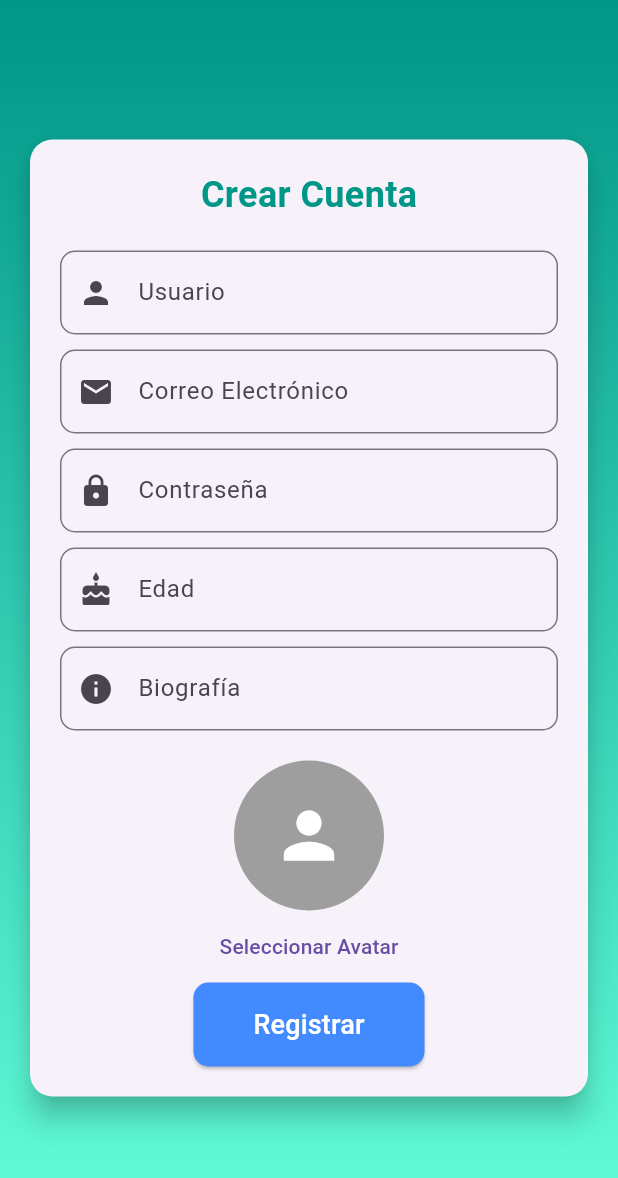
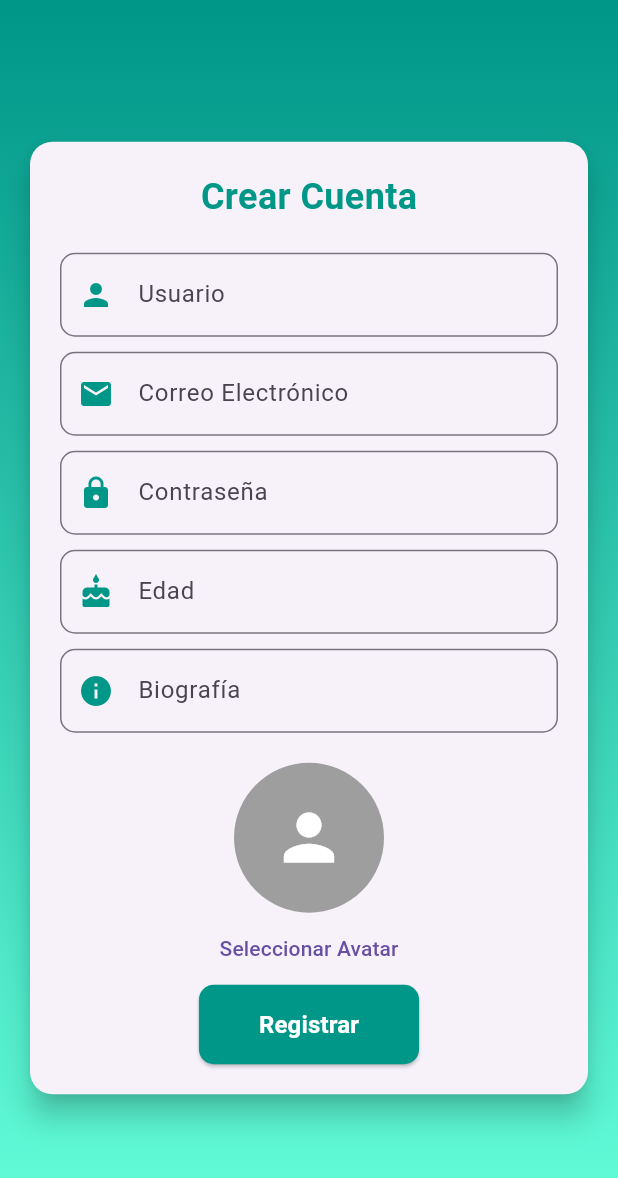
Before and after one commit to AmeriK88/Health-app, a Flutter app: the screen it shows after launch, after a tap on "Iniciar Sesión", after a tap on "¿No tienes cuenta? Regístrate aquí", on a phone screen of 412 x 824 dp. Shown: the top 1178 px of the screen. Run offline on Flutter 3.47's test engine with Material 3 defaults, Android fonts, the phone set to English and light mode, and no system bars; our stand-ins replace flutter_dotenv, image_picker; network calls fail.

Commit message:
Refactor styles and improve user experience: centralized reusable styles in AppStyles, enhanced error handling with SnackBar, optimized form validations, implemented controller disposal, and customized buttons and progress bars for better UI consistency.

```diff
--- a/frontend/lib/screens/home_screen.dart
+++ b/frontend/lib/screens/home_screen.dart
@@ -217,7 +217,7 @@ class _HomeScreenState extends State<HomeScreen> {
                               ),
                             ).then((_) => fetchUserData());
                           },
-                          color: AppStyles.primaryColor,
+                          style: AppStyles.primaryButtonStyle,
                         ),
 
                         const SizedBox(height: 20),
@@ -295,7 +295,7 @@ class _HomeScreenState extends State<HomeScreen> {
                               ),
                             ).then((_) => fetchUserData());
                           },
-                          color: AppStyles.primaryColor,
+                          style: AppStyles.primaryButtonStyle,
                         ),
                       ],
                     ),
--- a/frontend/lib/screens/login_screen.dart
+++ b/frontend/lib/screens/login_screen.dart
@@ -62,9 +62,12 @@ class _LoginScreenState extends State<LoginScreen> {
 
   void login() async {
     if (usernameController.text.isEmpty || passwordController.text.isEmpty) {
+      // Establecer error y mostrar SnackBar
+      final error = 'Por favor, completa todos los campos.';
       setState(() {
-        errorMessage = 'Por favor, completa todos los campos.';
+        errorMessage = error;
       });
+      ScaffoldMessenger.of(context).showSnackBar(SnackBar(content: Text(error)));
       return;
     }
 
@@ -74,28 +77,36 @@ class _LoginScreenState extends State<LoginScreen> {
     });
 
     try {
-      // 2. Obtenemos el token real del backend
+      // Llama al login y obtiene el token
       final token = await apiService.login(
         usernameController.text,
         passwordController.text,
       );
 
-      // 3. Asignamos ese token al DailyStatusNotifier (para que el Bearer sea correcto)
-      context.read<DailyStatusNotifier>().setToken(token);
+      // Muestra mensaje de éxito
+      ScaffoldMessenger.of(context).showSnackBar(
+        const SnackBar(content: Text('Inicio de sesión exitoso')),
+      );
 
-      // 4. Después, continuamos con la redirección habitual
-      await handleRedirection(token);
-
+      // Redirige al Home
+      Navigator.pushReplacement(
+        context,
+        MaterialPageRoute(builder: (context) => HomeScreen(token: token)),
+      );
     } catch (e) {
+      // Manejo de errores
+      final error = 'Error al iniciar sesión: $e';
       setState(() {
-        errorMessage = 'Error al iniciar sesión: ${e.toString()}';
+        errorMessage = error;
       });
+      ScaffoldMessenger.of(context).showSnackBar(SnackBar(content: Text(error)));
     } finally {
       setState(() {
         isLoading = false;
       });
     }
   }
+
 
   @override
   Widget build(BuildContext context) {
--- a/frontend/lib/screens/register_screen.dart
+++ b/frontend/lib/screens/register_screen.dart
@@ -88,7 +88,14 @@ class _RegisterScreenState extends State<RegisterScreen> {
 
   // Función para registrar al usuario
   void register() async {
-    if (!validateForm()) return;
+    if (!validateForm()) {
+      if (errorMessage.isNotEmpty) {
+        ScaffoldMessenger.of(context).showSnackBar(
+          SnackBar(content: Text(errorMessage)),
+        );
+      }
+      return;
+    }
 
     setState(() {
       isLoading = true;
@@ -111,11 +118,20 @@ class _RegisterScreenState extends State<RegisterScreen> {
       );
       Navigator.pop(context); // Regresa al login
     } catch (e) {
-      setState(() => errorMessage = 'Error al registrar usuario: $e');
+      setState(() {
+        errorMessage = 'Error al registrar usuario: $e';
+      });
+
+      if (errorMessage.isNotEmpty) {
+        ScaffoldMessenger.of(context).showSnackBar(
+          SnackBar(content: Text(errorMessage)),
+        );
+      }
     } finally {
       setState(() => isLoading = false);
     }
   }
+
 
   @override
   Widget build(BuildContext context) {
@@ -184,17 +200,17 @@ class _RegisterScreenState extends State<RegisterScreen> {
                     // Vista previa del avatar seleccionado
                     if (avatarBytes != null)
                       CircleAvatar(
-                        radius: 50,
+                        radius: AppStyles.avatarRadius, // Usa una constante centralizada
                         backgroundImage: MemoryImage(avatarBytes!),
                       )
                     else if (avatarFile != null)
                       CircleAvatar(
-                        radius: 50,
+                        radius: AppStyles.avatarRadius, // Usa una constante centralizada
                         backgroundImage: FileImage(avatarFile!),
                       )
                     else
                       const CircleAvatar(
-                        radius: 50,
+                        radius: AppStyles.avatarRadius, // Usa una constante centralizada
                         backgroundColor: Colors.grey,
                         child: Icon(Icons.person, size: 50, color: Colors.white),
                       ),
--- a/frontend/lib/utils/styles.dart
+++ b/frontend/lib/utils/styles.dart
@@ -45,23 +45,75 @@ class AppStyles {
   static const TextStyle linkTextStyle = TextStyle(
     color: secondaryColor,
     fontSize: 14,
+    decoration: TextDecoration.underline,
+  );
+
+  static const TextStyle buttonTextStyle = TextStyle(
+    fontSize: 16,
+    fontWeight: FontWeight.bold,
+    color: Colors.white,
+  );
+
+  static const TextStyle chatMessageTextStyle = TextStyle(
+    fontSize: 14,
+    color: Colors.black,
   );
 
   // Paddings y Margins
   static const EdgeInsets pagePadding = EdgeInsets.all(16.0);
   static const EdgeInsets cardMargin = EdgeInsets.symmetric(horizontal: 20);
   static const EdgeInsets cardPadding = EdgeInsets.all(20.0);
+  static const EdgeInsets inputPadding = EdgeInsets.symmetric(horizontal: 10, vertical: 5);
 
-  // BorderStyles
+  // Bordes y Sombras
   static RoundedRectangleBorder cardBorderStyle = RoundedRectangleBorder(
     borderRadius: BorderRadius.circular(15),
   );
 
-  // Estilo para botones principales
+  static BoxShadow defaultShadow = BoxShadow(
+    color: Colors.black.withOpacity(0.1),
+    blurRadius: 10,
+    offset: Offset(0, 5),
+  );
+
+  // Botones
   static ButtonStyle primaryButtonStyle = ElevatedButton.styleFrom(
     backgroundColor: primaryColor,
+    padding: const EdgeInsets.symmetric(horizontal: 40, vertical: 15),
     shape: RoundedRectangleBorder(
       borderRadius: BorderRadius.circular(10),
     ),
   );
+
+  static ButtonStyle secondaryButtonStyle = ElevatedButton.styleFrom(
+    backgroundColor: secondaryColor,
+    padding: const EdgeInsets.symmetric(horizontal: 40, vertical: 15),
+    shape: RoundedRectangleBorder(
+      borderRadius: BorderRadius.circular(10),
+    ),
+  );
+
+  static ButtonStyle disabledButtonStyle = ElevatedButton.styleFrom(
+    backgroundColor: Colors.grey,
+    padding: const EdgeInsets.symmetric(horizontal: 40, vertical: 15),
+    shape: RoundedRectangleBorder(
+      borderRadius: BorderRadius.circular(10),
+    ),
+  );
+
+  // Iconos
+  static const double iconSize = 24.0;
+  static const double avatarRadius = 50.0; // Tamaño del avatar
+  static const Color iconColor = Colors.grey;
+
+  // Input Styles
+  static InputDecoration inputDecoration(String label, IconData icon) {
+    return InputDecoration(
+      labelText: label,
+      prefixIcon: Icon(icon, color: primaryColor),
+      border: OutlineInputBorder(
+        borderRadius: BorderRadius.circular(10),
+      ),
+    );
+  }
 }
--- a/frontend/lib/widgets/custom_button.dart
+++ b/frontend/lib/widgets/custom_button.dart
@@ -1,40 +1,28 @@
 import 'package:flutter/material.dart';
+import '../utils/styles.dart';
 
 class CustomButton extends StatelessWidget {
   final String text;
   final VoidCallback onPressed;
   final bool isLoading;
-  final Color color;
+  final ButtonStyle? style; // Hacemos 'style' opcional
 
   const CustomButton({
     Key? key,
     required this.text,
     required this.onPressed,
     this.isLoading = false,
-    this.color = Colors.blueAccent,
+    this.style, // Quitamos el valor predeterminado aquí
   }) : super(key: key);
 
   @override
   Widget build(BuildContext context) {
     return ElevatedButton(
       onPressed: isLoading ? null : onPressed,
-      style: ElevatedButton.styleFrom(
-        padding: const EdgeInsets.symmetric(horizontal: 40, vertical: 15),
-        backgroundColor: color,
-        shape: RoundedRectangleBorder(
-          borderRadius: BorderRadius.circular(10),
-        ),
-      ),
+      style: style ?? AppStyles.primaryButtonStyle, // Valor por defecto si 'style' es null
       child: isLoading
           ? const CircularProgressIndicator(color: Colors.white)
-          : Text(
-              text,
-              style: const TextStyle(
-                fontSize: 18,
-                color: Colors.white,
-              ),
-
-            ),
+          : Text(text, style: AppStyles.buttonTextStyle),
     );
   }
 }
--- a/frontend/lib/widgets/error_message.dart
+++ b/frontend/lib/widgets/error_message.dart
@@ -1,4 +1,5 @@
 import 'package:flutter/material.dart';
+import '../utils/styles.dart';
 
 class ErrorMessage extends StatelessWidget {
   final String message;
@@ -9,7 +10,7 @@ class ErrorMessage extends StatelessWidget {
   Widget build(BuildContext context) {
     return Text(
       message,
-      style: const TextStyle(color: Colors.red, fontSize: 14),
+      style: AppStyles.errorTextStyle,
     );
   }
 }
--- a/frontend/lib/widgets/input_field.dart
+++ b/frontend/lib/widgets/input_field.dart
@@ -1,4 +1,5 @@
 import 'package:flutter/material.dart';
+import '../utils/styles.dart';
 
 class InputField extends StatelessWidget {
   final TextEditingController controller;
@@ -22,13 +23,7 @@ class InputField extends StatelessWidget {
       controller: controller,
       obscureText: obscureText,
       keyboardType: keyboardType,
-      decoration: InputDecoration(
-        labelText: label,
-        prefixIcon: Icon(icon),
-        border: OutlineInputBorder(
-          borderRadius: BorderRadius.circular(10),
-        ),
-      ),
+      decoration: AppStyles.inputDecoration(label, icon),
     );
   }
 }
```
Also changed, not shown: frontend/lib/screens/daily_status_screen.dart (+6 -9 lines), frontend/lib/screens/initial_setup_screen.dart (+21 -9 lines).
